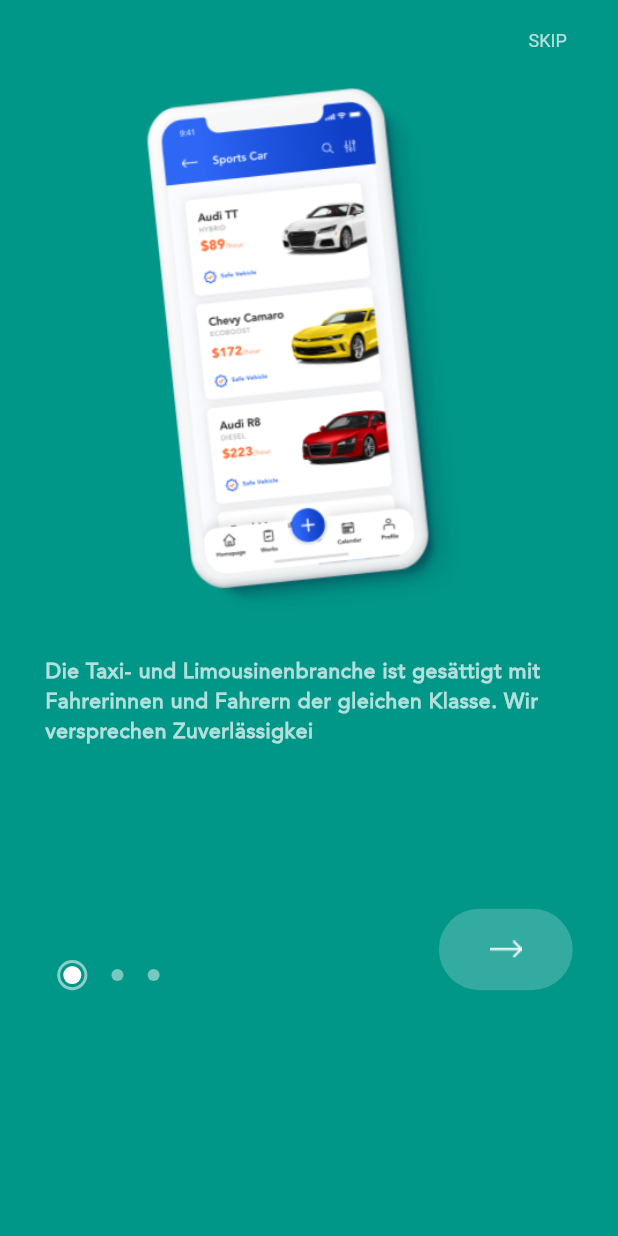
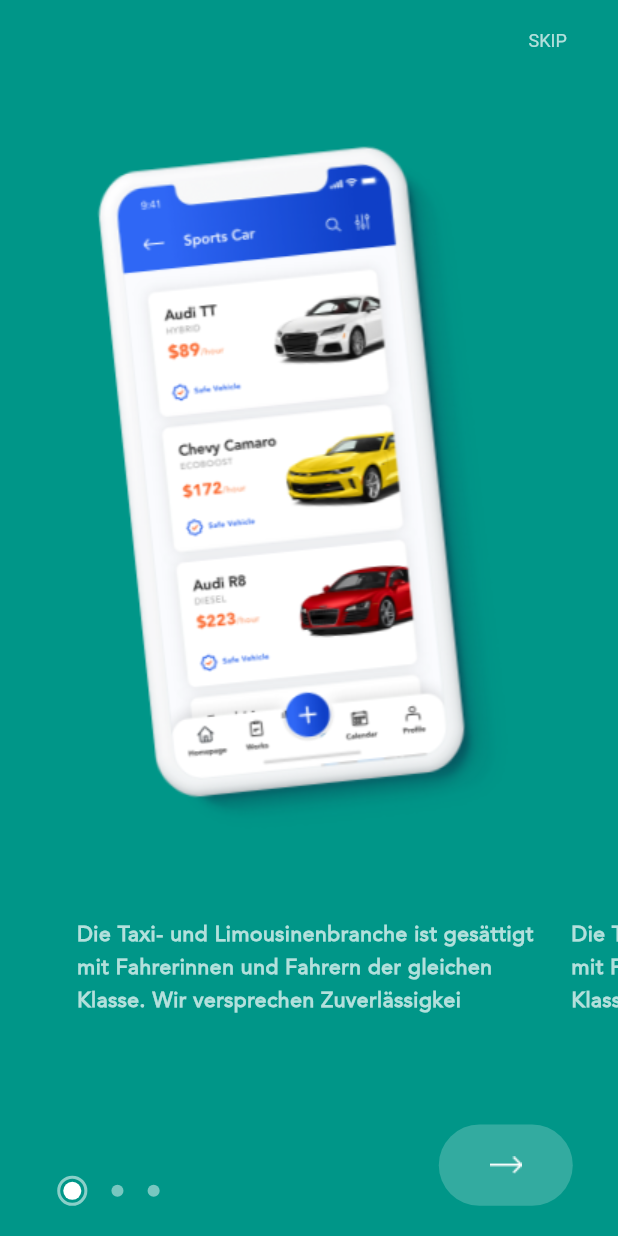
Before and after one commit to maazkhan1998/taxi4you, a Flutter app: the screen it shows after launch, on a phone screen of 412 x 824 dp. Run offline on Flutter 3.47's test engine with Material 2 defaults, Android fonts, the light colour scheme and no system bars; our stand-ins replace flutter_screenutil; Roboto replaces fonts that are missing (medium).

Commit message:
onboarding

```diff
--- a/lib/screens/onboarding.dart
+++ b/lib/screens/onboarding.dart
@@ -9,6 +9,8 @@ class OnBoardingScr extends StatefulWidget {
 }
 
 class _OnBoardingScrState extends State<OnBoardingScr> {
+
+  PageController controller=PageController(initialPage: 0,viewportFraction: 0.8);
 
   Widget renderNextBtn() {
     return Image.asset('assets/arrow.png');
@@ -28,22 +30,44 @@ class _OnBoardingScrState extends State<OnBoardingScr> {
     );
   }
 
-  introPage(String img, String descr) {
-    return Column(
+  List<String> assetList=[
+    'assets/Phone Left.png',
+    'assets/Phone Medium.png',
+    'assets/Phone Right.png'
+  ];
+
+
+
+  introPage(String img, String descr,int index) {
+    return AnimatedBuilder(
+      animation: controller,
+      builder: (context, child) {
+         double value = 1.0;
+         if (controller.position.haveDimensions) {
+            value = controller.page - index;
+            value = (1 - (value.abs() * 0.5)).clamp(0.0, 0.5);
+         }
+         return new SizedBox(
+            height: Curves.easeIn.transform(value) * 500,
+            child: child
+         ,);
+         },
+
+          child: Column(
         crossAxisAlignment: CrossAxisAlignment.center,
         children: [
-        Image.asset(img, scale: 1.3),
+          Image.asset(img, height:MySize.getScaledSizeHeight(500)),
           SizedBox(
             height: MySize.size20,
           ),
           Container(
               width: double.infinity,
-            padding: EdgeInsets.symmetric(horizontal: MySize.size30),
+              padding: EdgeInsets.symmetric(horizontal: MySize.size10),
               child: Text(
                 descr,
                 textAlign: TextAlign.left,
                 style: TextStyle(
-                height: 1.4,
+                  height: 1.6,
                   fontFamily: 'roman',
                   color: Colors.white.withOpacity(0.7),
                   fontWeight: FontWeight.bold,letterSpacing: 0.4,
@@ -51,6 +75,7 @@ class _OnBoardingScrState extends State<OnBoardingScr> {
                 ),
               ))
         ],
+      ),
     );
   }
 
@@ -120,10 +145,11 @@ class _OnBoardingScrState extends State<OnBoardingScr> {
                       color: Colors.white.withOpacity(0.7),fontSize: 12.0),
                   )),
             ),
-            SizedBox(height:MySize.size20),
-            Container(
-              height: MySize.getScaledSizeHeight(500),
-                child: PageView(
+            SizedBox(height:MySize.getScaledSizeHeight(30)),
+            Expanded(
+                child: PageView.builder(
+                  controller: controller,
+                  itemCount:3,
                   onPageChanged: (int page){
                     setState(() {
                       _currentPage=page;
@@ -131,16 +157,11 @@ class _OnBoardingScrState extends State<OnBoardingScr> {
                   },
               scrollDirection: Axis.horizontal,
               physics: ClampingScrollPhysics(),
-              children: [
-                introPage('assets/Phone Left.png',
-                    'Die Taxi- und Limousinenbranche ist gesättigt mit Fahrerinnen und Fahrern der gleichen Klasse. Wir versprechen Zuverlässigkei'),
-                introPage('assets/Phone Medium.png',
-                    'Die Taxi- und Limousinenbranche ist gesättigt mit Fahrerinnen und Fahrern der gleichen Klasse. Wir versprechen Zuverlässigkei'),
-                introPage('assets/Phone Right.png',
-                    'Die Taxi- und Limousinenbranche ist gesättigt mit Fahrerinnen und Fahrern der gleichen Klasse. Wir versprechen Zuverlässigkei'),
-              ],
+              itemBuilder: (context,i)=>
+              introPage(assetList[i], 'Die Taxi- und Limousinenbranche ist gesättigt mit Fahrerinnen und Fahrern der gleichen Klasse. Wir versprechen Zuverlässigkei', i),
             )),
             Container(
+              margin: EdgeInsets.only(bottom:MySize.size20),
               padding: EdgeInsets.symmetric(horizontal: MySize.size30),
               height: MySize.size80,
               width: double.infinity,
```
Lines whose indentation alone changed are shown as unchanged.
